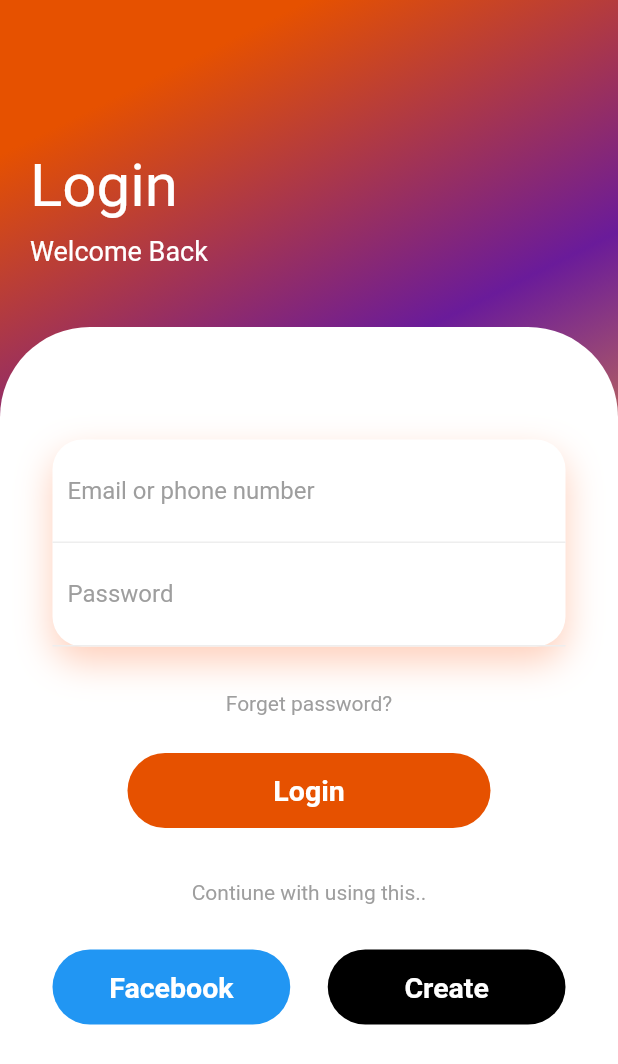
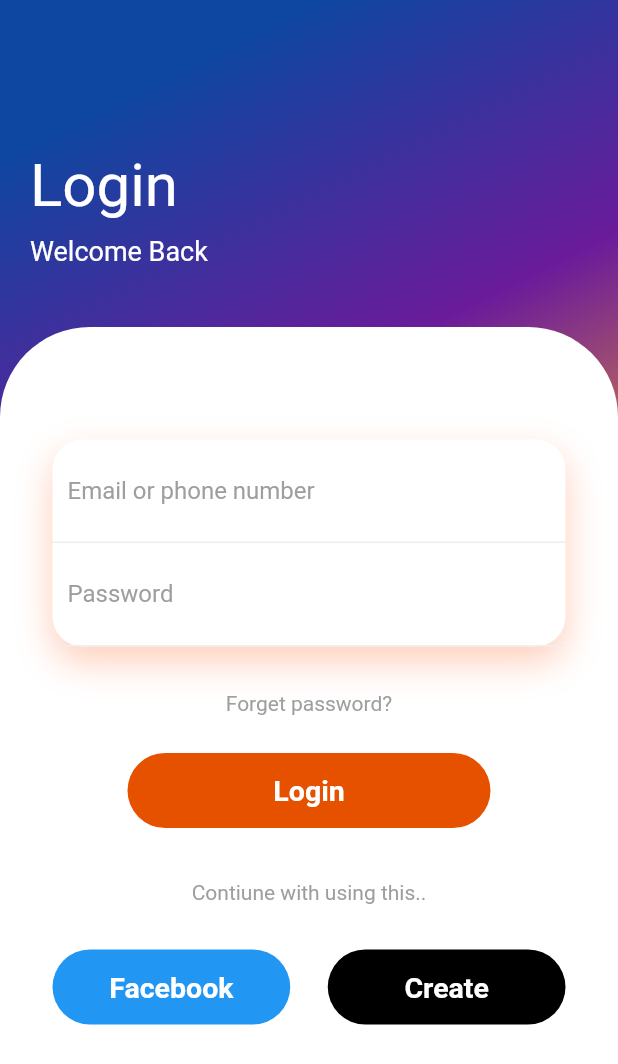
Before and after one commit to Library-Management07/My_Library, a Flutter app: the screen it shows after launch, on a phone screen of 412 x 824 dp. Shown: the top 1064 px of the screen. Run offline on Flutter 3.47's test engine with Material 2 defaults, Android fonts, the phone set to English and light mode, and no system bars.

Commit message:
color changed

```diff
--- a/library_app/lib/main.dart
+++ b/library_app/lib/main.dart
@@ -21,7 +21,7 @@ class LoginPage extends StatelessWidget {
           gradient: LinearGradient(
             begin: Alignment.topCenter,
             colors: [
-              Colors.orange[900],
+              Colors.blue[900],
               Colors.purple[800],
               Colors.orange[400],
             ],
```
